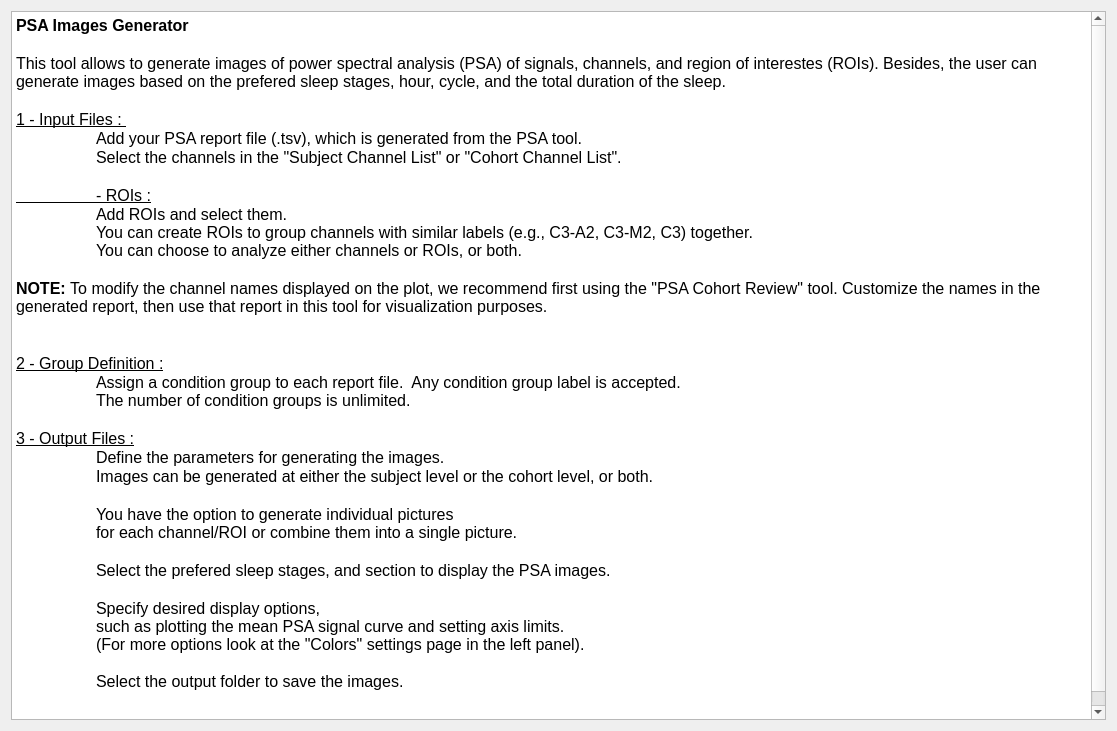
Before: the Qt Designer form tools/CEAMSTools/PSAImages/IntroStep/Ui_IntroStep.ui in SnoozToolbox/snooz-package-ceams, drawn with Qt 5.
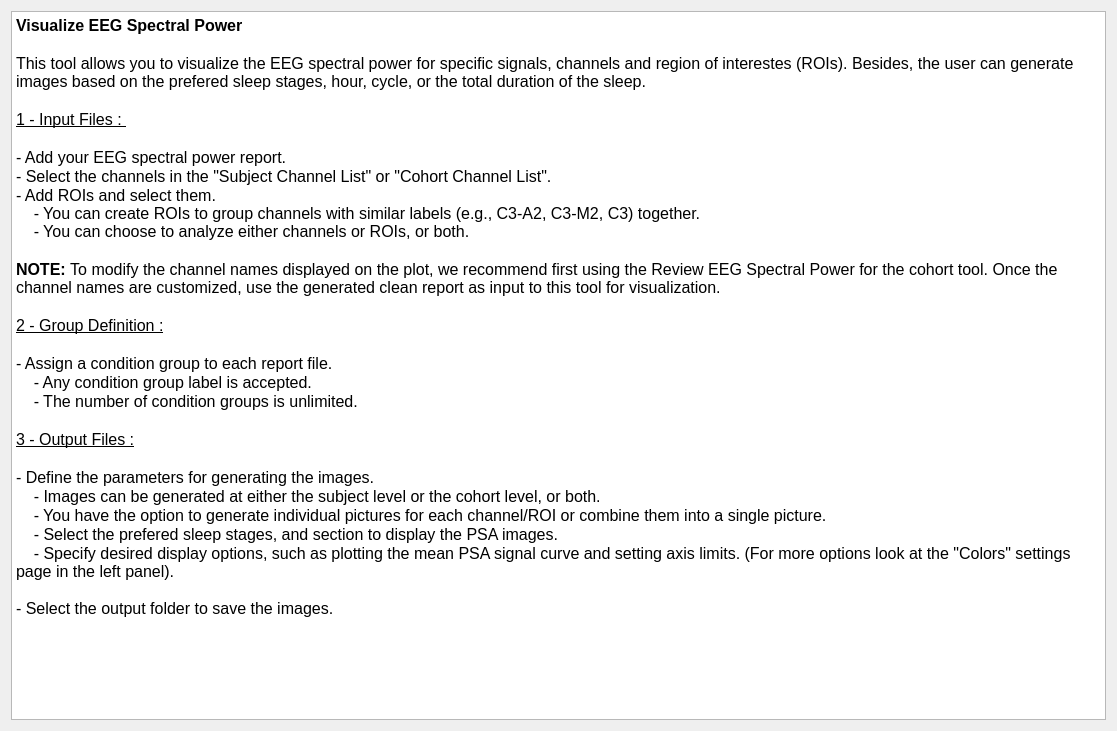
After: the same form once the commit is applied.

Commit message: Rename the tool and adapt the UI to rename any PSA occurrence.

What changed in the file:
```diff
--- a/tools/CEAMSTools/PSAImages/IntroStep/Ui_IntroStep.ui
+++ b/tools/CEAMSTools/PSAImages/IntroStep/Ui_IntroStep.ui
@@ -35,33 +35,32 @@
 li.unchecked::marker { content: &quot;\2610&quot;; }
 li.checked::marker { content: &quot;\2612&quot;; }
 &lt;/style&gt;&lt;/head&gt;&lt;body style=&quot; font-family:'Roboto'; font-size:12pt; font-weight:400; font-style:normal;&quot;&gt;
-&lt;p style=&quot; margin-top:0px; margin-bottom:0px; margin-left:0px; margin-right:0px; -qt-block-indent:0; text-indent:0px;&quot;&gt;&lt;span style=&quot; font-weight:600;&quot;&gt;PSA Images Generator&lt;/span&gt;&lt;/p&gt;
+&lt;p style=&quot; margin-top:0px; margin-bottom:0px; margin-left:0px; margin-right:0px; -qt-block-indent:0; text-indent:0px;&quot;&gt;&lt;span style=&quot; font-weight:600;&quot;&gt;Visualize EEG Spectral Power&lt;/span&gt;&lt;/p&gt;
 &lt;p style=&quot;-qt-paragraph-type:empty; margin-top:0px; margin-bottom:0px; margin-left:0px; margin-right:0px; -qt-block-indent:0; text-indent:0px;&quot;&gt;&lt;br /&gt;&lt;/p&gt;
-&lt;p style=&quot; margin-top:0px; margin-bottom:0px; margin-left:0px; margin-right:0px; -qt-block-indent:0; text-indent:0px;&quot;&gt;This tool allows to generate images of power spectral analysis (PSA) of signals, channels, and region of interestes (ROIs). Besides, the user can generate images based on the prefered sleep stages, hour, cycle, and the total duration of the sleep.&lt;/p&gt;
+&lt;p style=&quot; margin-top:0px; margin-bottom:0px; margin-left:0px; margin-right:0px; -qt-block-indent:0; text-indent:0px;&quot;&gt;This tool allows you to visualize the EEG spectral power for specific signals, channels and region of interestes (ROIs). Besides, the user can generate images based on the prefered sleep stages, hour, cycle, or the total duration of the sleep.&lt;/p&gt;
 &lt;p style=&quot;-qt-paragraph-type:empty; margin-top:0px; margin-bottom:0px; margin-left:0px; margin-right:0px; -qt-block-indent:0; text-indent:0px;&quot;&gt;&lt;br /&gt;&lt;/p&gt;
 &lt;p style=&quot; margin-top:0px; margin-bottom:0px; margin-left:0px; margin-right:0px; -qt-block-indent:0; text-indent:0px;&quot;&gt;&lt;span style=&quot; text-decoration: underline;&quot;&gt;1 - Input Files : &lt;/span&gt;&lt;/p&gt;
-&lt;p style=&quot; margin-top:0px; margin-bottom:0px; margin-left:0px; margin-right:0px; -qt-block-indent:0; text-indent:0px;&quot;&gt;	Add your PSA report file (.tsv), which is generated from the PSA tool. &lt;/p&gt;
-&lt;p style=&quot; margin-top:0px; margin-bottom:0px; margin-left:0px; margin-right:0px; -qt-block-indent:0; text-indent:0px;&quot;&gt;	Select the channels in the &amp;quot;Subject Channel List&amp;quot; or &amp;quot;Cohort Channel List&amp;quot;.&lt;/p&gt;
+&lt;p style=&quot;-qt-paragraph-type:empty; margin-top:0px; margin-bottom:0px; margin-left:0px; margin-right:0px; -qt-block-indent:0; text-indent:0px; text-decoration: underline;&quot;&gt;&lt;br /&gt;&lt;/p&gt;
+&lt;p style=&quot; margin-top:0px; margin-bottom:0px; margin-left:0px; margin-right:0px; -qt-block-indent:0; text-indent:0px;&quot;&gt;- Add your EEG spectral power report.&lt;/p&gt;
+&lt;p style=&quot; margin-top:0px; margin-bottom:0px; margin-left:0px; margin-right:0px; -qt-block-indent:0; text-indent:0px;&quot;&gt;- Select the channels in the &amp;quot;Subject Channel List&amp;quot; or &amp;quot;Cohort Channel List&amp;quot;.&lt;/p&gt;
+&lt;p style=&quot; margin-top:0px; margin-bottom:0px; margin-left:0px; margin-right:0px; -qt-block-indent:0; text-indent:0px;&quot;&gt;- Add ROIs and select them. &lt;br /&gt;    - You can create ROIs to group channels with similar labels (e.g., C3-A2, C3-M2, C3) together.  &lt;br /&gt;    - You can choose to analyze either channels or ROIs, or both.&lt;/p&gt;
 &lt;p style=&quot;-qt-paragraph-type:empty; margin-top:0px; margin-bottom:0px; margin-left:0px; margin-right:0px; -qt-block-indent:0; text-indent:0px;&quot;&gt;&lt;br /&gt;&lt;/p&gt;
-&lt;p style=&quot; margin-top:0px; margin-bottom:0px; margin-left:0px; margin-right:0px; -qt-block-indent:0; text-indent:0px;&quot;&gt;&lt;span style=&quot; text-decoration: underline;&quot;&gt;	- ROIs :&lt;/span&gt;&lt;/p&gt;
-&lt;p style=&quot; margin-top:0px; margin-bottom:0px; margin-left:0px; margin-right:0px; -qt-block-indent:0; text-indent:0px;&quot;&gt;	Add ROIs and select them. &lt;br /&gt;	You can create ROIs to group channels with similar labels (e.g., C3-A2, C3-M2, C3) together.  &lt;br /&gt;	You can choose to analyze either channels or ROIs, or both.&lt;/p&gt;
-&lt;p style=&quot;-qt-paragraph-type:empty; margin-top:0px; margin-bottom:0px; margin-left:0px; margin-right:0px; -qt-block-indent:0; text-indent:0px;&quot;&gt;&lt;br /&gt;&lt;/p&gt;
-&lt;p style=&quot; margin-top:0px; margin-bottom:0px; margin-left:0px; margin-right:0px; -qt-block-indent:0; text-indent:0px;&quot;&gt;&lt;span style=&quot; font-weight:700;&quot;&gt;NOTE: &lt;/span&gt;To modify the channel names displayed on the plot, we recommend first using the &amp;quot;PSA Cohort Review&amp;quot; tool. Customize the names in the generated report, then use that report in this tool for visualization purposes.&lt;/p&gt;
-&lt;p style=&quot;-qt-paragraph-type:empty; margin-top:0px; margin-bottom:0px; margin-left:0px; margin-right:0px; -qt-block-indent:0; text-indent:0px;&quot;&gt;&lt;br /&gt;&lt;/p&gt;
+&lt;p style=&quot; margin-top:0px; margin-bottom:0px; margin-left:0px; margin-right:0px; -qt-block-indent:0; text-indent:0px;&quot;&gt;&lt;span style=&quot; font-weight:700;&quot;&gt;NOTE: &lt;/span&gt;To modify the channel names displayed on the plot, we recommend first using the Review EEG Spectral Power for the cohort tool. Once the channel names are customized, use the generated clean report as input to this tool for visualization.&lt;/p&gt;
 &lt;p style=&quot;-qt-paragraph-type:empty; margin-top:0px; margin-bottom:0px; margin-left:0px; margin-right:0px; -qt-block-indent:0; text-indent:0px;&quot;&gt;&lt;br /&gt;&lt;/p&gt;
 &lt;p style=&quot; margin-top:0px; margin-bottom:0px; margin-left:0px; margin-right:0px; -qt-block-indent:0; text-indent:0px;&quot;&gt;&lt;span style=&quot; text-decoration: underline;&quot;&gt;2 - Group Definition :&lt;/span&gt;&lt;/p&gt;
-&lt;p style=&quot; margin-top:0px; margin-bottom:0px; margin-left:0px; margin-right:0px; -qt-block-indent:0; text-indent:0px;&quot;&gt;	Assign a condition group to each report file.  Any condition group label is accepted.  &lt;br /&gt;	The number of condition groups is unlimited.&lt;/p&gt;
+&lt;p style=&quot;-qt-paragraph-type:empty; margin-top:0px; margin-bottom:0px; margin-left:0px; margin-right:0px; -qt-block-indent:0; text-indent:0px; text-decoration: underline;&quot;&gt;&lt;br /&gt;&lt;/p&gt;
+&lt;p style=&quot; margin-top:0px; margin-bottom:0px; margin-left:0px; margin-right:0px; -qt-block-indent:0; text-indent:0px;&quot;&gt;- Assign a condition group to each report file.  &lt;/p&gt;
+&lt;p style=&quot; margin-top:0px; margin-bottom:0px; margin-left:0px; margin-right:0px; -qt-block-indent:0; text-indent:0px;&quot;&gt;    - Any condition group label is accepted.  &lt;/p&gt;
+&lt;p style=&quot; margin-top:0px; margin-bottom:0px; margin-left:0px; margin-right:0px; -qt-block-indent:0; text-indent:0px;&quot;&gt;    - The number of condition groups is unlimited.&lt;/p&gt;
 &lt;p style=&quot;-qt-paragraph-type:empty; margin-top:0px; margin-bottom:0px; margin-left:0px; margin-right:0px; -qt-block-indent:0; text-indent:0px;&quot;&gt;&lt;br /&gt;&lt;/p&gt;
 &lt;p style=&quot; margin-top:0px; margin-bottom:0px; margin-left:0px; margin-right:0px; -qt-block-indent:0; text-indent:0px;&quot;&gt;&lt;span style=&quot; text-decoration: underline;&quot;&gt;3 - Output Files :&lt;/span&gt;&lt;/p&gt;
-&lt;p style=&quot; margin-top:0px; margin-bottom:0px; margin-left:0px; margin-right:0px; -qt-block-indent:0; text-indent:0px;&quot;&gt;	Define the parameters for generating the images. &lt;/p&gt;
-&lt;p style=&quot; margin-top:0px; margin-bottom:0px; margin-left:0px; margin-right:0px; -qt-block-indent:0; text-indent:0px;&quot;&gt;	Images can be generated at either the subject level or the cohort level, or both.&lt;/p&gt;
-&lt;p style=&quot;-qt-paragraph-type:empty; margin-top:0px; margin-bottom:0px; margin-left:0px; margin-right:0px; -qt-block-indent:0; text-indent:0px;&quot;&gt;&lt;br /&gt;&lt;/p&gt;
-&lt;p style=&quot; margin-top:0px; margin-bottom:0px; margin-left:0px; margin-right:0px; -qt-block-indent:0; text-indent:0px;&quot;&gt;	You have the option to generate individual pictures &lt;br /&gt;	for each channel/ROI or combine them into a single picture.&lt;/p&gt;
-&lt;p style=&quot; margin-top:0px; margin-bottom:0px; margin-left:0px; margin-right:0px; -qt-block-indent:0; text-indent:0px;&quot;&gt;	&lt;/p&gt;
-&lt;p style=&quot; margin-top:0px; margin-bottom:0px; margin-left:0px; margin-right:0px; -qt-block-indent:0; text-indent:0px;&quot;&gt;	Select the prefered sleep stages, and section to display the PSA images.&lt;/p&gt;
-&lt;p style=&quot;-qt-paragraph-type:empty; margin-top:0px; margin-bottom:0px; margin-left:0px; margin-right:0px; -qt-block-indent:0; text-indent:0px;&quot;&gt;&lt;br /&gt;&lt;/p&gt;
-&lt;p style=&quot; margin-top:0px; margin-bottom:0px; margin-left:0px; margin-right:0px; -qt-block-indent:0; text-indent:0px;&quot;&gt;	Specify desired display options, &lt;br /&gt;	such as plotting the mean PSA signal curve and setting axis limits. &lt;br /&gt;	(For more options look at the &amp;quot;Colors&amp;quot; settings page in the left panel).&lt;br /&gt;&lt;/p&gt;
-&lt;p style=&quot; margin-top:0px; margin-bottom:0px; margin-left:0px; margin-right:0px; -qt-block-indent:0; text-indent:0px;&quot;&gt;	Select the output folder to save the images.&lt;/p&gt;
+&lt;p style=&quot;-qt-paragraph-type:empty; margin-top:0px; margin-bottom:0px; margin-left:0px; margin-right:0px; -qt-block-indent:0; text-indent:0px; text-decoration: underline;&quot;&gt;&lt;br /&gt;&lt;/p&gt;
+&lt;p style=&quot; margin-top:0px; margin-bottom:0px; margin-left:0px; margin-right:0px; -qt-block-indent:0; text-indent:0px;&quot;&gt;- Define the parameters for generating the images. &lt;/p&gt;
+&lt;p style=&quot; margin-top:0px; margin-bottom:0px; margin-left:0px; margin-right:0px; -qt-block-indent:0; text-indent:0px;&quot;&gt;    - Images can be generated at either the subject level or the cohort level, or both.&lt;/p&gt;
+&lt;p style=&quot; margin-top:0px; margin-bottom:0px; margin-left:0px; margin-right:0px; -qt-block-indent:0; text-indent:0px;&quot;&gt;    - You have the option to generate individual pictures for each channel/ROI or combine them into a single picture.&lt;/p&gt;
+&lt;p style=&quot; margin-top:0px; margin-bottom:0px; margin-left:0px; margin-right:0px; -qt-block-indent:0; text-indent:0px;&quot;&gt;    - Select the prefered sleep stages, and section to display the PSA images.&lt;/p&gt;
+&lt;p style=&quot; margin-top:0px; margin-bottom:0px; margin-left:0px; margin-right:0px; -qt-block-indent:0; text-indent:0px;&quot;&gt;    - Specify desired display options, such as plotting the mean PSA signal curve and setting axis limits. (For more options look at the &amp;quot;Colors&amp;quot; settings page in the left panel).&lt;br /&gt;&lt;/p&gt;
+&lt;p style=&quot; margin-top:0px; margin-bottom:0px; margin-left:0px; margin-right:0px; -qt-block-indent:0; text-indent:0px;&quot;&gt;- Select the output folder to save the images.&lt;/p&gt;
 &lt;p style=&quot;-qt-paragraph-type:empty; margin-top:0px; margin-bottom:0px; margin-left:0px; margin-right:0px; -qt-block-indent:0; text-indent:0px;&quot;&gt;&lt;br /&gt;&lt;/p&gt;
 &lt;p style=&quot;-qt-paragraph-type:empty; margin-top:0px; margin-bottom:0px; margin-left:0px; margin-right:0px; -qt-block-indent:0; text-indent:0px;&quot;&gt;&lt;br /&gt;&lt;/p&gt;&lt;/body&gt;&lt;/html&gt;</string>
        </property>
```
The commit also changes 10 other files.
